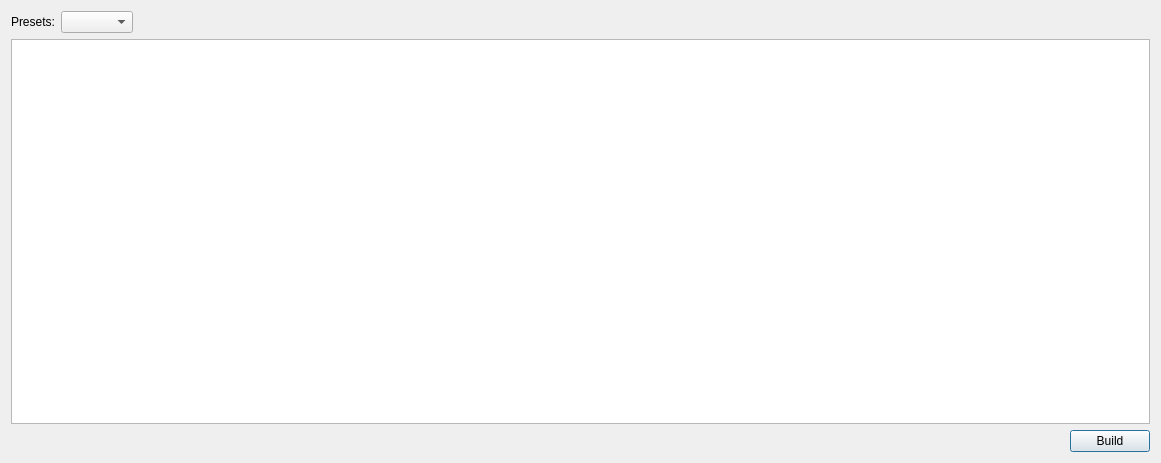
Before: the Qt Designer form resources/dialog.ui in shotgunsoftware/tk-multi-scenebuilder, drawn with Qt 5.
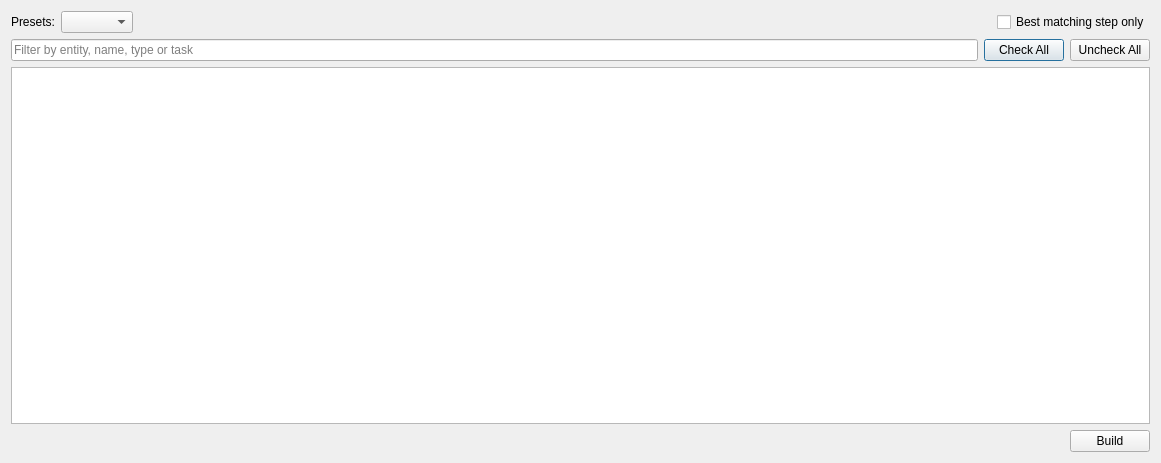
After: the same form once the commit is applied.

Commit message: SG-45592 Add best matching step cascade, file filter and entity sorting

Patch:
```diff
--- a/resources/dialog.ui
+++ b/resources/dialog.ui
@@ -52,6 +52,50 @@
        </property>
       </spacer>
      </item>
+     <item>
+      <widget class="QCheckBox" name="best_matching_step_only">
+       <property name="toolTip">
+        <string>For each entity, only show the files of the preferred upstream step that has files. When unchecked, the files of the other upstream steps are shown unchecked.</string>
+       </property>
+       <property name="text">
+        <string>Best matching step only</string>
+       </property>
+      </widget>
+     </item>
+    </layout>
+   </item>
+   <item>
+    <layout class="QHBoxLayout" name="filter_layout">
+     <item>
+      <widget class="QLineEdit" name="filter">
+       <property name="placeholderText">
+        <string>Filter by entity, name, type or task</string>
+       </property>
+       <property name="clearButtonEnabled">
+        <bool>true</bool>
+       </property>
+      </widget>
+     </item>
+     <item>
+      <widget class="QPushButton" name="check_all_button">
+       <property name="toolTip">
+        <string>Check the visible files</string>
+       </property>
+       <property name="text">
+        <string>Check All</string>
+       </property>
+      </widget>
+     </item>
+     <item>
+      <widget class="QPushButton" name="uncheck_all_button">
+       <property name="toolTip">
+        <string>Uncheck the visible files</string>
+       </property>
+       <property name="text">
+        <string>Uncheck All</string>
+       </property>
+      </widget>
+     </item>
     </layout>
    </item>
    <item>
```
Left out of the diff: 3 changed lines with no effect on the pictures. The commit also changes 5 other files.
